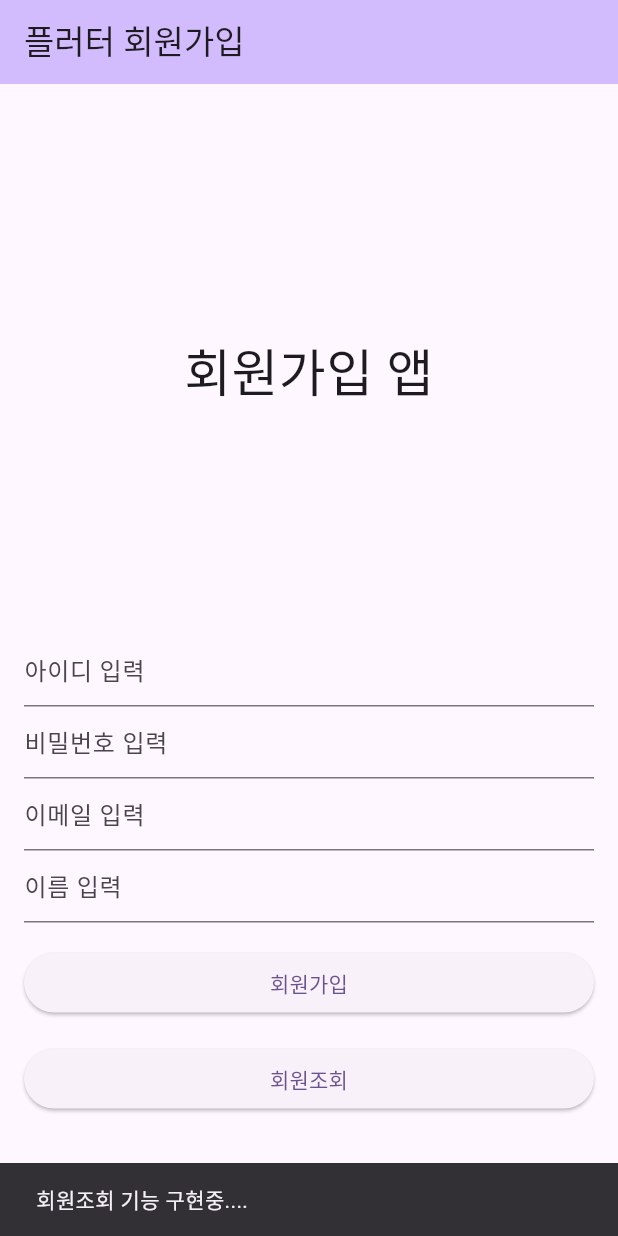
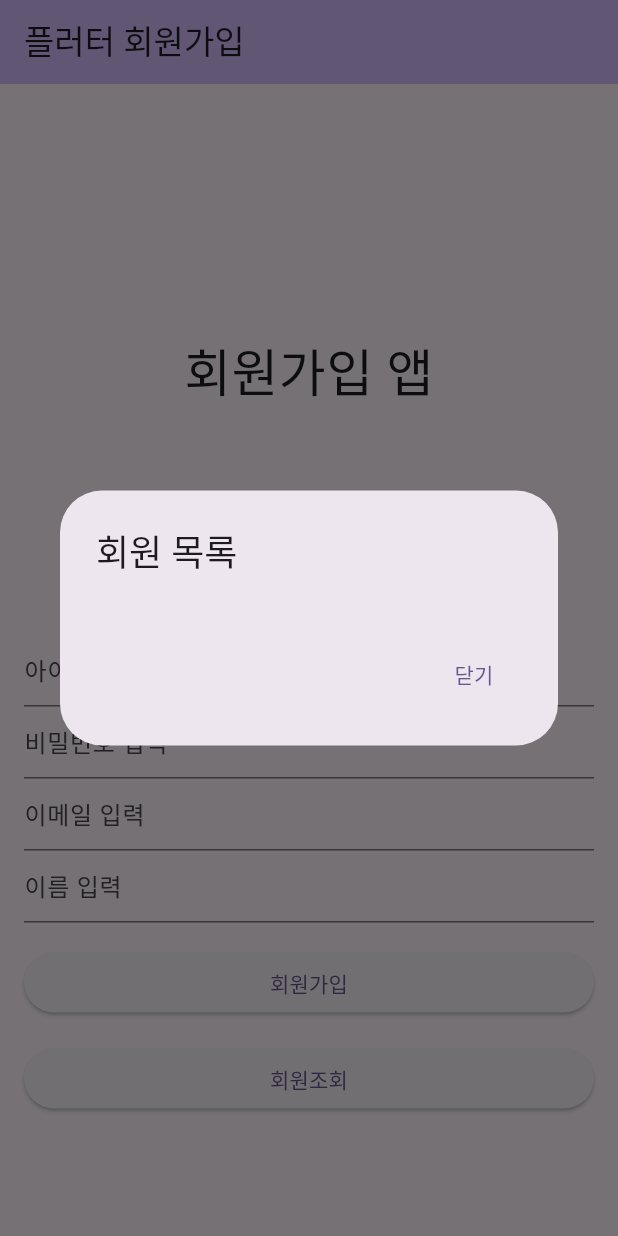
Before and after one commit to BongGuenJun/flutter_member_app2, a Flutter app: the screen it shows after launch, after a tap on "회원조회", on a phone screen of 412 x 824 dp. Run offline on Flutter 3.47's test engine with Material 3 defaults, Android fonts, the phone set to English and light mode, and no system bars; our stand-ins replace sqflite, sqflite_common_ffi_web; accounts and stored records are empty.

Commit message:
listUsers/getListUsers 기능 구현

```diff
--- a/lib/helper/database_helper.dart
+++ b/lib/helper/database_helper.dart
@@ -46,4 +46,13 @@ Future<int> insertMember(Member m) async {
   return await db.insert('member' , m.toMap());
 }
 
+//모든 회원 조회
+Future<List<Map<String, dynamic>>> getListUsers() async{
+  final db = await instance.database;
+  //final users = await db.query('member');
+
+  //return users.map((json) => Member.fromMap(json)).toList();
+  return await db.query('member');
 }
+
+}
--- a/lib/main.dart
+++ b/lib/main.dart
@@ -135,8 +135,33 @@ Future<void> _registerUser() async {
 
 //회원조회 처리
   Future<void> _listUsers() async {
-    ScaffoldMessenger.of(context).showSnackBar(
-        SnackBar(content: Text('회원조회 기능 구현중....'))
-    );
+    List<Map<String, dynamic>> users =
+    await _dbHelper.getListUsers();
+
+    // 대화상자에 조회결과를 리스트형태로 출력
+    // ListView : 플러터에서 목록을 표시할때 사용하는 위젯
+    // shrinkWrap : 내용에 맞게 ListView 크기 자동 조절
+    // itemCount : ListView에 나타낼 항목 수
+    // itemBuilder : ListView에 나타낼 각 항목을 어떻게 표시할지 정의
+    // ListTile : ListView에 나타낼 각 항목을 의미, 제목과 부제목으로 구성
+    showDialog(
+        context: context,
+        builder: (context) => AlertDialog(
+          title:Text('회원 목록'),
+          content: Container(width: double.maxFinite,
+          child: ListView.builder(shrinkWrap: true, itemCount: users.length,
+            itemBuilder: (context, idx){
+              final user = users[idx];
+              return ListTile(title: Text('${user['userid']}'),
+              subtitle: Text('${user['email']} ${user['regdate']}'),);
+            }
+              )),
+          actions:[
+            // pop : 현제 화면에 낱타난 위젯을 제거
+            TextButton(onPressed: ()=>Navigator.pop(context),
+                child: Text('닫기'))
+          ],
+        ) //AlertDialog
+    );  //showDialog
   } //listUser
 } //_MainActivityState
```
